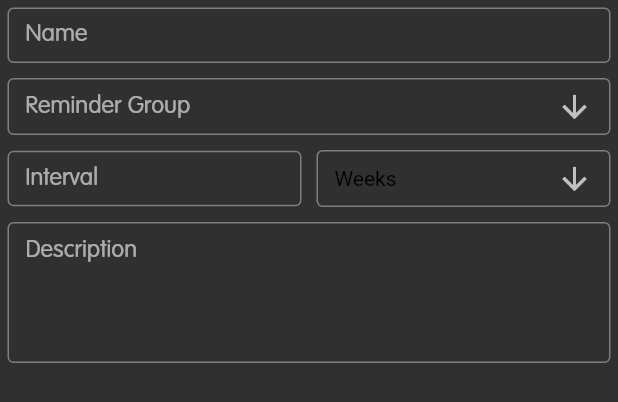
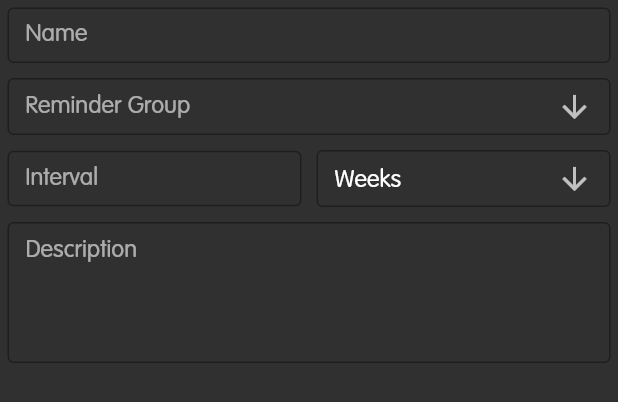
Before and after one commit to Nicholas-Ho/Intervallic-App, a Flutter app: the ReminderForm widget shown alone on an empty page, opened directly, on a phone screen of 412 x 824 dp. Shown: the top 402 px of the screen. Run offline on Flutter 3.47's test engine with Material 2 defaults, Android fonts, the phone set to English and light mode, and no system bars; our stand-ins replace equatable, flutter_local_notifications, shared_preferences, shimmer, sqflite, timezone; accounts and stored records are empty.

Commit message:
Added dark mode and fixed v2.5 breaking changes

```diff
--- a/lib/main.dart
+++ b/lib/main.dart
@@ -2,7 +2,7 @@ import 'package:flutter/material.dart';
 
 import 'package:provider/provider.dart';
 
-import 'themes.dart';
+import 'utils/domain_layer/theme_manager.dart';
 import 'utils/domain_layer/reminder_data_state.dart';
 import 'utils/ui_layer/ui_reminder_group_manager.dart';
 import 'utils/domain_layer/reminder_list_order_manager.dart';
--- a/lib/pages/intervallic_page.dart
+++ b/lib/pages/intervallic_page.dart
@@ -23,7 +23,7 @@ class IntervallicPage extends StatelessWidget {
       ),
       body: ReminderList(),
       floatingActionButton: FloatingActionButton(
-        backgroundColor: Theme.of(context).accentColor,
+        backgroundColor: Theme.of(context).colorScheme.secondary,
         foregroundColor: Theme.of(context).primaryColor,
         child: Icon(Icons.add),
         onPressed: () {
--- a/lib/pages/reorder_page.dart
+++ b/lib/pages/reorder_page.dart
@@ -1,7 +1,7 @@
 import 'package:flutter/material.dart';
 import 'package:provider/provider.dart';
 
-import '../themes.dart';
+import '../utils/domain_layer/theme_manager.dart';
 import '../ui/reminder_list/reminder_list_reorderable.dart';
 
 class ReorderPage extends StatelessWidget {
--- a/lib/themes.dart
+++ b/lib/themes.dart
@@ -1,24 +1,5 @@
 import 'package:flutter/material.dart';
 // import 'package:google_fonts/google_fonts.dart';
-
-import 'utils/data_layer/settings_manager.dart';
-
-class ThemeManager extends ChangeNotifier {
-  AppTheme? _appTheme;
-
-  ThemeManager(String? themeKey){
-    final theme = themeKey;
-    _appTheme = themeDict[theme];
-  }
-
-  AppTheme get appTheme => _appTheme!;
-
-  void setTheme(String themeKey) {
-    _appTheme = themeDict[themeKey];
-    notifyListeners();
-    SettingsManager().settings.setAppTheme(themeKey);
-  }
-}
 
 class AppTheme {
   final ThemeData? themeData;
@@ -58,7 +39,7 @@ final themeDict = {
               primaryColorLight: Color(0xff66e2ff),
               primaryColorDark: Color(0xff0081bd),
 
-              accentColor: Color(0xffffffff), // 0xff304ffe, 0xffff4081
+              colorScheme: ThemeData().colorScheme.copyWith(brightness: Brightness.light, secondary: Color(0xffffffff)), // 0xff304ffe, 0xffff4081
 
               fontFamily: 'VAGRounded',
             ),
@@ -81,7 +62,7 @@ final themeDict = {
               primaryColorLight: Color(0xff66e2ff),
               primaryColorDark: Color(0xff0081bd),
 
-              accentColor: Color(0xff002171),
+              colorScheme: ThemeData().colorScheme.copyWith(brightness: Brightness.dark, secondary: Color(0xff002171)),
 
               fontFamily: 'VAGRounded',
             ),
--- a/lib/ui/dialogs/reminder_dialogs/reminder_form.dart
+++ b/lib/ui/dialogs/reminder_dialogs/reminder_form.dart
@@ -1,4 +1,3 @@
-import 'package:flutter/foundation.dart';
 import 'package:flutter/material.dart';
 
 import 'package:provider/provider.dart';
@@ -144,12 +143,11 @@ class _ReminderFormState extends State<ReminderForm> {
                   icon: const Icon(Icons.arrow_downward,),
                     iconSize: 24,
                     elevation: 16,
-                    style: TextStyle(color: Theme.of(context).buttonColor),
                   items: snapshot.data!.keys.map<DropdownMenuItem<int>>((ReminderGroup? group) {
                     return DropdownMenuItem(
                       key: Key(group!.name!), // For testing
                       value: group.id,
-                      child: Text(group.name!, style: TextStyle(color: Colors.black),)
+                      child: Text(group.name!)
                     );
                   }).toList(),
                   onChanged: (dynamic value) {
@@ -214,12 +212,11 @@ class _ReminderFormState extends State<ReminderForm> {
               icon: const Icon(Icons.arrow_downward),
                 iconSize: 24,
                 elevation: 16,
-                style: TextStyle(color: Theme.of(context).buttonColor),
               items: _intervalDropdownList.map<DropdownMenuItem<IntervalType>>((element) {
                 return DropdownMenuItem(
                   key: Key(element.capitalizedSimpleString()), // For testing
                   value: element,
-                  child: Text(element.capitalizedSimpleString(), style: TextStyle(color: Colors.black),)
+                  child: Text(element.capitalizedSimpleString())
                 );
               }).toList(),
               onChanged: (dynamic value) {
--- a/lib/ui/navigation_drawer.dart
+++ b/lib/ui/navigation_drawer.dart
@@ -1,7 +1,7 @@
 import 'package:flutter/material.dart';
 import 'package:provider/provider.dart';
 
-import 'package:intervallic_app/themes.dart';
+import 'package:intervallic_app/utils/domain_layer/theme_manager.dart';
 import 'package:intervallic_app/utils/navigation_manager.dart';
 
 class NavigationDrawer extends StatelessWidget {
--- a/lib/ui/reminder_list/placeholders/loading_reorderable_placeholder.dart
+++ b/lib/ui/reminder_list/placeholders/loading_reorderable_placeholder.dart
@@ -23,7 +23,7 @@ class LoadingReorderablePlaceholderState {
             child: SizedBox(
               height: 60,
               child: Card(
-                color: Theme.of(context).accentColor,
+                color: Theme.of(context).colorScheme.secondary,
                 shape: RoundedRectangleBorder(
                   borderRadius: BorderRadius.circular(10.0),
                 ),
--- a/lib/ui/reminder_list/reminder_animated_list.dart
+++ b/lib/ui/reminder_list/reminder_animated_list.dart
@@ -1,4 +1,3 @@
-import 'package:flutter/widgets.dart';
 import 'package:flutter/material.dart';
 
 import 'package:provider/provider.dart';
--- a/lib/ui/reminder_list/reminder_list_reorderable.dart
+++ b/lib/ui/reminder_list/reminder_list_reorderable.dart
@@ -52,7 +52,7 @@ class _ReminderListReorderableState extends State<ReminderListReorderable> {
         child: SizedBox(
           height: 60,
           child: Card(
-            color: Theme.of(context).accentColor,
+            color: Theme.of(context).colorScheme.secondary,
             shape: RoundedRectangleBorder(
               borderRadius: BorderRadius.circular(10.0),
             ),
--- a/lib/ui/reminder_list/tiles/reminder_group_tile.dart
+++ b/lib/ui/reminder_list/tiles/reminder_group_tile.dart
@@ -40,7 +40,7 @@ class ReminderGroupTile extends StatelessWidget {
             );
           },
           child: Card(
-            color: Theme.of(context).accentColor,
+            color: Theme.of(context).colorScheme.secondary,
             shape: RoundedRectangleBorder(
               borderRadius: BorderRadius.circular(10.0),
             ),
--- a/lib/ui/reminder_list/tiles/reminder_tile.dart
+++ b/lib/ui/reminder_list/tiles/reminder_tile.dart
@@ -2,7 +2,7 @@ import 'package:flutter/material.dart';
 import 'package:provider/provider.dart';
 
 import 'package:intervallic_app/models/models.dart';
-import 'package:intervallic_app/themes.dart';
+import 'package:intervallic_app/utils/domain_layer/theme_manager.dart';
 import 'package:intervallic_app/ui/dialogs/reminder_dialogs/reminder_details_dialog.dart';
 // Tile for Reminder
 class ReminderTile extends StatelessWidget {
--- a/lib/utils/data_layer/settings_manager.dart
+++ b/lib/utils/data_layer/settings_manager.dart
@@ -16,7 +16,7 @@ class SettingsManager {
 
 // Settings object
 // 1. Alert Time - Determines the time when notifications will fire. Defaults to 8am.
-// 2. Reminder Group List Order - Determines the UI order of the Reminder Group List.
+// 2. Reminder Group List Order - Determines the UI order of the Reminder Group List. (NOT set in Settings!)
 // 3. App Theme - Determines the colour scheme of the app.
 class Settings {
   SharedPreferences? _prefs;
@@ -37,7 +37,7 @@ class Settings {
     }
 
     final prefs = _prefs ?? await SharedPreferences.getInstance();
-    final alertTimeString = prefs.getString(_alertTimeKey) ?? null;
+    final alertTimeString = prefs.getString(_alertTimeKey);
 
     if(alertTimeString != null) {
       final splitTimeString = alertTimeString.split(":"); // "8:00"
@@ -66,7 +66,7 @@ class Settings {
     }
 
     final prefs = _prefs ?? await SharedPreferences.getInstance();
-    final orderStringList = prefs.getStringList(_uiGroupListOrderKey) ?? null;
+    final orderStringList = prefs.getStringList(_uiGroupListOrderKey);
 
     if(orderStringList != null) {
       _uiGroupListOrder = orderStringList.map((element) => int.parse(element)).toList();
```
Also changed, not shown: lib/utils/domain_layer/theme_manager.dart (added, +21 -0 lines).
